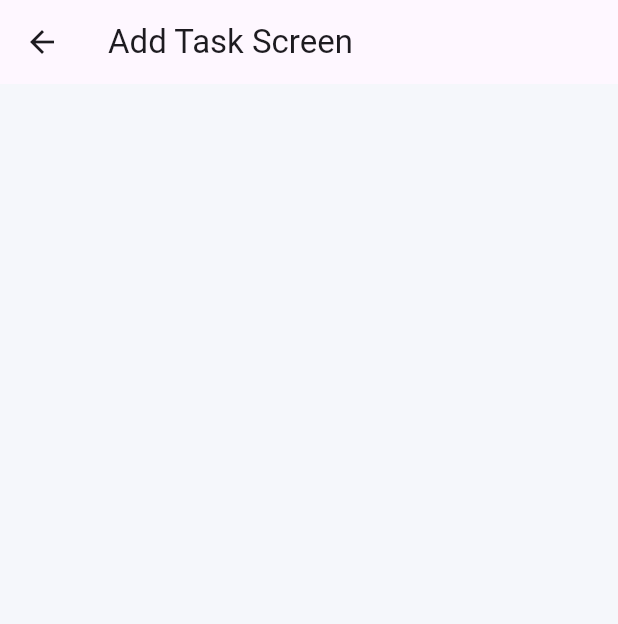
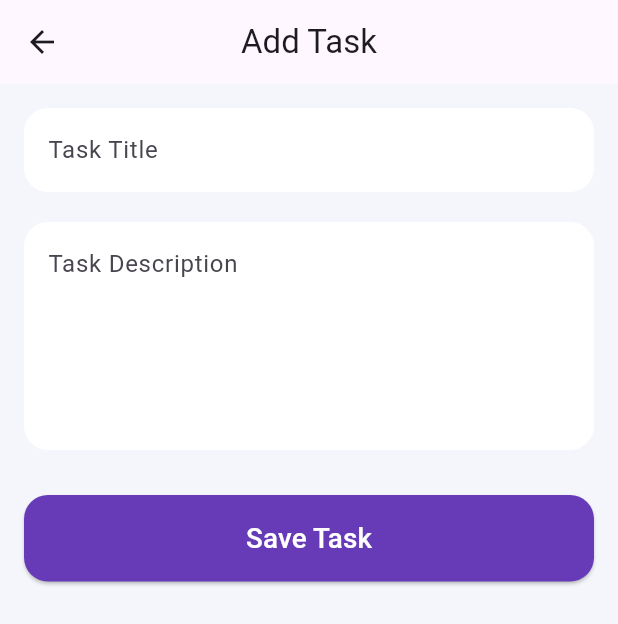
Before and after one commit to najimislam21/assingement_task_manager_app, a Flutter app: the screen it shows after launch, after a tap on the "add" icon, on a phone screen of 412 x 824 dp. Shown: the top 624 px of the screen. Run offline on Flutter 3.47's test engine with Material 3 defaults, Android fonts, the phone set to English and light mode, and no system bars.

Commit message:
Add All Screen

```diff
--- a/lib/main.dart
+++ b/lib/main.dart
@@ -1,5 +1,5 @@
-import 'package:assingment_task_manager_app/screens/task_list_screen.dart';
 import 'package:flutter/material.dart';
+import 'screens/task_list_screen.dart';
 
 void main() {
   runApp(const MyApp());
@@ -12,10 +12,9 @@ class MyApp extends StatelessWidget {
   Widget build(BuildContext context) {
     return MaterialApp(
       debugShowCheckedModeBanner: false,
-      title: 'To-Do UI',
+      title: 'To Do App',
       theme: ThemeData(
-        scaffoldBackgroundColor: const Color(0xffF5F7FB),
-        fontFamily: 'Roboto',
+        scaffoldBackgroundColor: const Color(0xffF4F6FB),
       ),
       home: const TaskListScreen(),
     );
--- a/lib/screens/add_task_screen.dart
+++ b/lib/screens/add_task_screen.dart
@@ -1,12 +1,104 @@
 import 'package:flutter/material.dart';
+import 'dart:math';
 
-class AddTaskScreen extends StatelessWidget {
+class AddTaskScreen extends StatefulWidget {
   const AddTaskScreen({super.key});
 
   @override
+  State<AddTaskScreen> createState() => _AddTaskScreenState();
+}
+
+class _AddTaskScreenState extends State<AddTaskScreen> {
+  final formKey = GlobalKey<FormState>();
+  final TaskTitelController = TextEditingController();
+  final TaskDesController = TextEditingController();
+
+  @override
+  void dispose() {
+    TaskTitelController.dispose();
+    TaskDesController.dispose();
+    super.dispose();
+  }
+
+  @override
   Widget build(BuildContext context) {
+    final width = MediaQuery
+        .sizeOf(context)
+        .width;
+
     return Scaffold(
-      appBar: AppBar(title: Text("Add Task Screen"),),
+      appBar: AppBar(
+        title: const Text("Add Task"),
+        centerTitle: true,
+      ),
+
+      body: SingleChildScrollView(
+        padding: const EdgeInsets.all(16),
+
+        child: Column(
+          children: [
+            Form(
+              key: formKey,
+              child: TextFormField(
+                controller: TaskTitelController,
+                onTapOutside: (_) => FocusScope.of(context).unfocus(),
+                decoration: InputDecoration(
+                  hintText: "Task Title",
+                  filled: true,
+                  fillColor: Colors.white,
+                  border: OutlineInputBorder(
+                    borderRadius: BorderRadius.circular(16),
+                    borderSide: BorderSide.none,
+                  ),
+                ),
+              ),
+            ),
+
+            const SizedBox(height: 20),
+
+            TextFormField(
+              controller:TaskDesController,
+              onTapOutside: (_)=> FocusScope.of(context).unfocus(),
+              maxLines: 5,
+              decoration: InputDecoration(
+                hintText: "Task Description",
+                filled: true,
+                fillColor: Colors.white,
+                border: OutlineInputBorder(
+                  borderRadius: BorderRadius.circular(16),
+                  borderSide: BorderSide.none,
+                ),
+              ),
+            ),
+
+            const SizedBox(height: 30),
+
+            SizedBox(
+              width: double.infinity,
+              height: width * .14,
+
+              child: ElevatedButton(
+                style: ElevatedButton.styleFrom(
+                  backgroundColor: Colors.deepPurple,
+                  shape: RoundedRectangleBorder(
+                    borderRadius: BorderRadius.circular(16),
+                  ),
+                ),
+                onPressed: () {
+                  Navigator.pop(context);
+                },
+                child: Text(
+                  "Save Task",
+                  style: TextStyle(
+                    fontSize: width * .045,
+                    color: Colors.white,
+                  ),
+                ),
+              ),
+            ),
+          ],
+        ),
+      ),
     );
   }
 }
--- a/lib/screens/task_list_screen.dart
+++ b/lib/screens/task_list_screen.dart
@@ -1,59 +1,37 @@
 
-import 'package:assingment_task_manager_app/screens/add_task_screen.dart';
 import 'package:flutter/material.dart';
+import '../widgets/task_card.dart';
+import 'add_task_screen.dart';
 
 class TaskListScreen extends StatelessWidget {
   const TaskListScreen({super.key});
 
-  final List<Map<String, dynamic>> tasks = const [
-    {
-      "id": "01",
-      "title": "Market Research",
-      "time": "10:00 AM (10 minutes ago)",
-      "status": "Done",
-      "statusColor": Color(0xffDCCBFF),
-      "iconBg": Color(0xffFFE2F2),
-      "icon": Icons.work,
-    },
-    {
-      "id": "02",
-      "title": "Competitive Analysis",
-      "time": "12:00 PM",
-      "status": "In Progress",
-      "statusColor": Color(0xffFFD6CC),
-      "iconBg": Color(0xffFFE8DD),
-      "icon": Icons.cases,
-    },
-    {
-      "id": "03",
-      "title": "Create Low-fidelity Wireframe",
-      "time": "07:00 PM",
-      "status": "To-do",
-      "statusColor": Color(0xffD8ECFF),
-      "iconBg": Color(0xffE8DDFF),
-      "icon": Icons.lock,
-    },
-    {
-      "id": "04",
-      "title": "How to pitch a Design Sprint",
-      "time": "09:00 PM",
-      "status": "To-do",
-      "statusColor": Color(0xffD8ECFF),
-      "iconBg": Color(0xffFFE7D8),
-      "icon": Icons.book,
-    },
-  ];
-
   @override
   Widget build(BuildContext context) {
+
+    final double width = MediaQuery.sizeOf(context).width;
+
+    /// RESPONSIVE GRID COUNT
+    int crossAxisCount = 1;
+
+    if (width >= 700 && width < 1100) {
+      crossAxisCount = 2;
+    } else if (width >= 1100) {
+      crossAxisCount = 3;
+    }
+
     return Scaffold(
+      backgroundColor: const Color(0xffF5F7FB),
+
       appBar: AppBar(
+        backgroundColor: const Color(0xffF5F7FB),
         elevation: 0,
-        backgroundColor: const Color(0xffF5F7FB),
+        centerTitle: true,
+
         title: const Text(
           "To-Do List",
           style: TextStyle(
-            color: Colors.black87,
+            color: Colors.black,
             fontSize: 28,
             fontWeight: FontWeight.bold,
           ),
@@ -61,134 +39,81 @@ class TaskListScreen extends StatelessWidget {
       ),
 
       floatingActionButton: FloatingActionButton(
-        backgroundColor: const Color(0xff7C5CFF),
-        child: const Icon(Icons.add, color: Colors.white),
+        backgroundColor: Colors.deepPurple,
+
+        child: const Icon(Icons.add,color: Colors.white,),
+
         onPressed: () {
           Navigator.push(
             context,
             MaterialPageRoute(
-              builder: (context) => const AddTaskScreen(),
+              builder: (_) => const AddTaskScreen(),
             ),
           );
         },
       ),
 
-      body: ListView.builder(
+      body: GridView.builder(
         padding: const EdgeInsets.all(16),
-        itemCount: tasks.length,
+
+        itemCount: 4,
+
+        gridDelegate:
+        SliverGridDelegateWithFixedCrossAxisCount(
+          crossAxisCount: crossAxisCount,
+
+          crossAxisSpacing: 16,
+          mainAxisSpacing: 16,
+
+          /// IMPORTANT
+          mainAxisExtent: width < 700 ? 170 : 190,
+        ),
+
         itemBuilder: (context, index) {
-          final task = tasks[index];
 
-          return Padding(
-            padding: const EdgeInsets.only(bottom: 16),
-            child: Container(
-              padding: const EdgeInsets.all(16),
-              decoration: BoxDecoration(
-                color: Colors.white,
-                borderRadius: BorderRadius.circular(22),
-                boxShadow: [
-                  BoxShadow(
-                    color: Colors.black.withOpacity(0.03),
-                    blurRadius: 12,
-                    offset: const Offset(0, 4),
-                  ),
-                ],
-              ),
+          final tasks = [
+            const TaskCard(
+              id: "01",
+              title: "Market Research",
+              time: "10:00 AM",
+              status: "Done",
+              statusColor: Color(0xffE5D9FF),
+              iconBg: Color(0xffFFE0F0),
+              icon: Icons.work,
+            ),
 
-              child: Row(
-                crossAxisAlignment: CrossAxisAlignment.start,
-                children: [
-                  /// LEFT CONTENT
-                  Expanded(
-                    child: Column(
-                      crossAxisAlignment: CrossAxisAlignment.start,
-                      children: [
-                        Text(
-                          "ID: ${task["id"]}",
-                          style: TextStyle(
-                            color: Colors.grey.shade600,
-                            fontSize: 12,
-                            fontWeight: FontWeight.w500,
-                          ),
-                        ),
+            const TaskCard(
+              id: "02",
+              title: "Competitive Analysis",
+              time: "12:00 PM",
+              status: "In Progress",
+              statusColor: Color(0xffFFD9CC),
+              iconBg: Color(0xffFFE9E1),
+              icon: Icons.cases,
+            ),
 
-                        const SizedBox(height: 8),
+            const TaskCard(
+              id: "03",
+              title: "Create Wireframe",
+              time: "07:00 PM",
+              status: "To-do",
+              statusColor: Color(0xffD9EEFF),
+              iconBg: Color(0xffE8DDFF),
+              icon: Icons.lock,
+            ),
 
-                        Text(
-                          task["title"],
-                          style: const TextStyle(
-                            fontSize: 20,
-                            fontWeight: FontWeight.w600,
-                            color: Colors.black87,
-                          ),
-                        ),
+            const TaskCard(
+              id: "04",
+              title: "Design Sprint",
+              time: "09:00 PM",
+              status: "To-do",
+              statusColor: Color(0xffD9EEFF),
+              iconBg: Color(0xffFFE8D9),
+              icon: Icons.book,
+            ),
+          ];
 
-                        const SizedBox(height: 12),
-
-                        Row(
-                          children: [
-                            const Icon(
-                              Icons.access_time_filled,
-                              size: 16,
-                              color: Color(0xff8D7CFF),
-                            ),
-
-                            const SizedBox(width: 6),
-
-                            Text(
-                              task["time"],
-                              style: const TextStyle(
-                                color: Color(0xff8D7CFF),
-                                fontWeight: FontWeight.w500,
-                              ),
-                            ),
-                          ],
-                        ),
-                      ],
-                    ),
-                  ),
-
-                  /// RIGHT SIDE
-                  Column(
-                    children: [
-                      Container(
-                        padding: const EdgeInsets.all(8),
-                        decoration: BoxDecoration(
-                          color: task["iconBg"],
-                          borderRadius: BorderRadius.circular(10),
-                        ),
-                        child: Icon(
-                          task["icon"],
-                          color: const Color(0xff7C5CFF),
-                          size: 18,
-                        ),
-                      ),
-
-                      const SizedBox(height: 50),
-
-                      Container(
-                        padding: const EdgeInsets.symmetric(
-                          horizontal: 10,
-                          vertical: 5,
-                        ),
-                        decoration: BoxDecoration(
-                          color: task["statusColor"],
-                          borderRadius: BorderRadius.circular(20),
-                        ),
-                        child: Text(
-                          task["status"],
-                          style: const TextStyle(
-                            fontSize: 11,
-                            fontWeight: FontWeight.w600,
-                          ),
-                        ),
-                      ),
-                    ],
-                  ),
-                ],
-              ),
-            ),
-          );
+          return tasks[index];
         },
       ),
     );
--- a/lib/widgets/task_card.dart
+++ b/lib/widgets/task_card.dart
@@ -0,0 +1,128 @@
+
+import 'package:flutter/material.dart';
+
+class TaskCard extends StatelessWidget {
+  final String id;
+  final String title;
+  final String time;
+  final String status;
+  final Color statusColor;
+  final Color iconBg;
+  final IconData icon;
+
+  const TaskCard({
+    super.key,
+    required this.id,
+    required this.title,
+    required this.time,
+    required this.status,
+    required this.statusColor,
+    required this.iconBg,
+    required this.icon,
+  });
+
+  @override
+  Widget build(BuildContext context) {
+    return Container(
+      padding: const EdgeInsets.all(16),
+
+      decoration: BoxDecoration(
+        color: Colors.white,
+        borderRadius: BorderRadius.circular(24),
+
+        boxShadow: [
+          BoxShadow(
+            color: Colors.black.withOpacity(.05),
+            blurRadius: 10,
+            offset: const Offset(0, 4),
+          ),
+        ],
+      ),
+
+      child: Column(
+        crossAxisAlignment: CrossAxisAlignment.start,
+
+        children: [
+
+          /// TOP ROW
+          Row(
+            mainAxisAlignment: MainAxisAlignment.spaceBetween,
+
+            children: [
+
+              Text(
+                "ID:$id",
+                style: TextStyle(
+                  color: Colors.grey.shade500,
+                  fontSize: 16,
+                ),
+              ),
+
+              Container(
+                padding: const EdgeInsets.all(12),
+
+                decoration: BoxDecoration(
+                  color: iconBg,
+                  borderRadius: BorderRadius.circular(16),
+                ),
+
+                child: Icon(icon),
+              ),
+
+
+            ],
+          ),
+
+          const Spacer(),
+
+          /// TITLE
+          Text(
+            title,
+            maxLines: 2,
+            overflow: TextOverflow.ellipsis,
+            style: const TextStyle(
+              fontSize: 20,
+              fontWeight: FontWeight(600),
+            ),
+          ),
+
+          const SizedBox(height: 8),
+
+          /// BOTTOM ROW
+          Row(
+            mainAxisAlignment: MainAxisAlignment.spaceBetween,
+
+            children: [
+
+              Text(
+                time,
+                style: TextStyle(
+                  color: Colors.grey.shade600,
+                ),
+              ),
+              Container(
+                padding: const EdgeInsets.symmetric(
+                  horizontal: 12,
+                  vertical: 6,
+                ),
+
+                decoration: BoxDecoration(
+                  color: statusColor,
+                  borderRadius: BorderRadius.circular(20),
+                ),
+
+                child: Text(
+                  status,
+                  style: const TextStyle(
+                    fontSize: 12,
+                    fontWeight: FontWeight.w600,
+                  ),
+                ),
+              ),
+            ],
+          ),
+        ],
+      ),
+    );
+  }
+}
```
